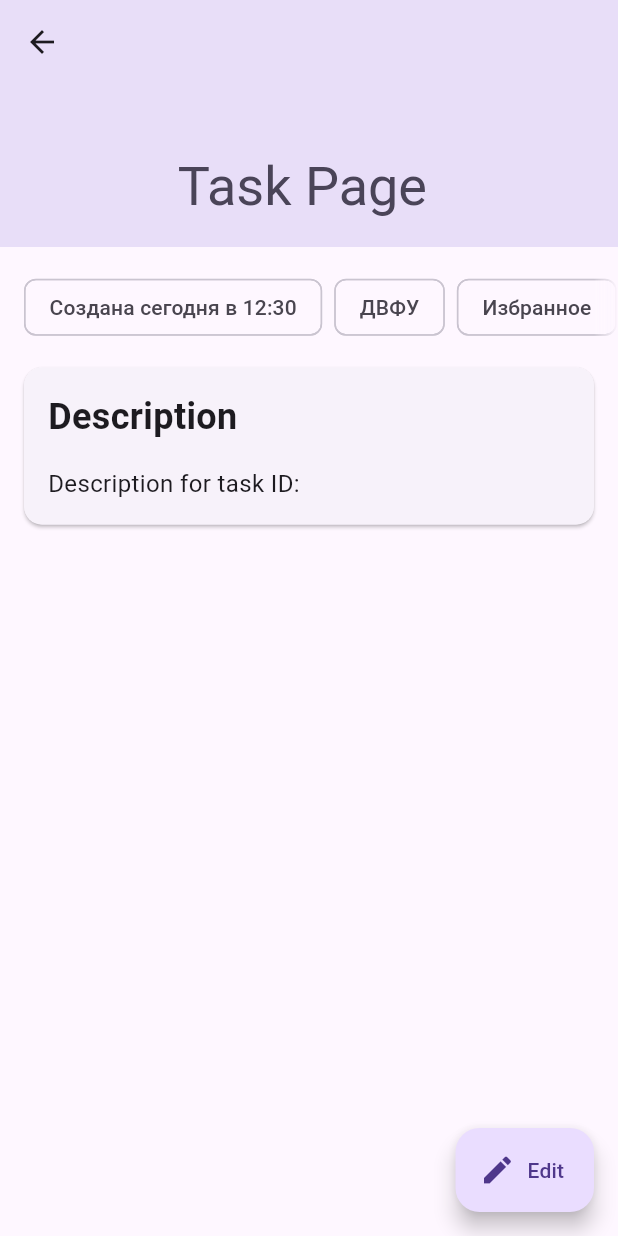
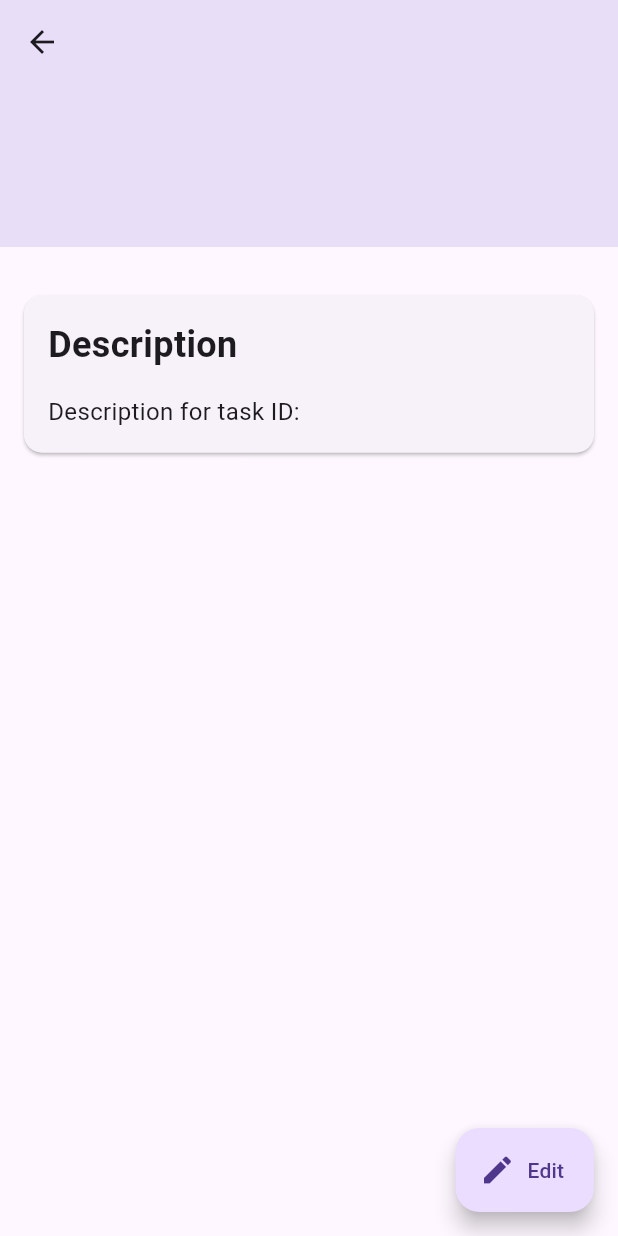
Before and after one commit to rn7cvj-dvfu/4-semester-mobile-development, a Flutter app: the TaskPage screen opened directly with empty values, on a phone screen of 412 x 824 dp. Run offline on Flutter 3.47's test engine with Material 3 defaults, Android fonts, the phone set to English and light mode, and no system bars; our stand-ins replace flutter_bloc, flutter_hooks, flutter_riverpod, freezed_annotation, hooks_riverpod, logger and 1 more; accounts and stored records are empty; generated files the repository leaves out were written again.

Commit message:
Update task navigation and repository

```diff
--- /dev/null
+++ b/i18n/en_US/chips_en.i18n.yaml
@@ -0,0 +1,4 @@
+favorite: Favorite
+completed: Completed
+uncompleted: Uncompleted
+created: Created
--- /dev/null
+++ b/i18n/ru_RU/chips_ru.i18n.yaml
@@ -0,0 +1,4 @@
+favorite: Избранное
+completed: Завершеная
+uncompleted: Незавершенная
+created: Созданна
--- a/lib/app.dart
+++ b/lib/app.dart
@@ -1,9 +1,9 @@
 import 'package:flutter/material.dart';
 
-import 'features/task/task_page/ui/page.dart';
 import 'navigation/router.dart';
 import 'navigation/routes.dart';
 import 'pages/all_categories/page.dart';
+import 'pages/task/page.dart';
 import 'pages/tasks/page.dart';
 
 class App extends StatelessWidget {
@@ -42,7 +42,8 @@ class _Navigator extends StatelessWidget {
           ),
         RoutesPath.task => MaterialPageRoute(
             builder: (_) => TaskPage(
-              taskId: settings.arguments as String,
+              taskId: (settings.arguments as List<String>).first,
+              taskName: (settings.arguments as List<String>).last,
             ),
           ),
         _ => throw Exception("Route not found: ${settings.name}"),
--- /dev/null
+++ b/lib/features/task/task_chip/bloc/bloc.dart
@@ -0,0 +1,22 @@
+import 'package:flutter_bloc/flutter_bloc.dart';
+
+import '../../../../repositories/tasks/interface.dart';
+import 'state.dart';
+
+class TaskChipsBloc extends Cubit<TaskChipsState> {
+  final TasksListRepository _tasksListRepository;
+
+  TaskChipsBloc(this._tasksListRepository)
+      : super(const TaskChipsState.loading());
+
+  Future<void> loadTaskChips(String taskId) async {
+    final task = await _tasksListRepository.getTask(taskId);
+
+    emit(TaskChipsState.loaded(
+      creationData: task.createdAt,
+      categoryName: 'Category',
+      isFavorite: task.isFavourite,
+      isCompleted: task.isCompleted,
+    ));
+  }
+}
--- /dev/null
+++ b/lib/features/task/task_discription/bloc/bloc.dart
@@ -0,0 +1,19 @@
+import 'package:flutter_bloc/flutter_bloc.dart';
+
+import '../../../../repositories/tasks/interface.dart';
+import 'state.dart';
+
+class TaskDiscriptionBloc extends Cubit<TaskDiscriptionState> {
+  final TasksListRepository _tasksListRepository;
+
+  TaskDiscriptionBloc(this._tasksListRepository)
+      : super(const TaskDiscriptionState.loading());
+
+  Future<void> loadDiscription(String taskId) async {
+    final task = await _tasksListRepository.getTask(taskId);
+
+    emit(TaskDiscriptionState.loaded(
+      description: task.description,
+    ));
+  }
+}
--- /dev/null
+++ b/lib/features/task/task_discription/bloc/state.dart
@@ -0,0 +1,12 @@
+import 'package:freezed_annotation/freezed_annotation.dart';
+
+part '../../../../.gen/features/task/task_discription/bloc/state.freezed.dart';
+
+@freezed
+class TaskDiscriptionState with _$TaskDiscriptionState {
+  const factory TaskDiscriptionState.loading() = _Loading;
+
+  const factory TaskDiscriptionState.loaded({
+    required String description,
+  }) = _Loaded;
+}
--- /dev/null
+++ b/lib/features/task/task_discription/ui/discription.dart
@@ -0,0 +1,46 @@
+import 'package:flutter/material.dart';
+import 'package:flutter_bloc/flutter_bloc.dart';
+import 'package:hooks_riverpod/hooks_riverpod.dart';
+
+import '../../../../.gen/i18n/strings.g.dart';
+import '../../../../provider/bloc.dart';
+import '../bloc/bloc.dart';
+import '../bloc/state.dart';
+
+class TaskDiscription extends ConsumerWidget {
+  const TaskDiscription({super.key});
+
+  @override
+  Widget build(BuildContext context, WidgetRef ref) {
+    final bloc = ref.watch(ProviderBloc.taskDiscription);
+
+    return BlocBuilder<TaskDiscriptionBloc, TaskDiscriptionState>(
+      bloc: bloc,
+      builder: (context, state) => Card(
+        margin: const EdgeInsets.symmetric(horizontal: 16),
+        child: Padding(
+          padding: const EdgeInsets.all(16),
+          child: Column(
+            crossAxisAlignment: CrossAxisAlignment.start,
+            children: [
+              Text(
+                t.tasks.description,
+                style: const TextStyle(
+                  fontSize: 24,
+                  fontWeight: FontWeight.bold,
+                ),
+              ),
+              const SizedBox(height: 16),
+              Text(
+                'Description for task ID: $taskId',
+                style: const TextStyle(
+                  fontSize: 16,
+                ),
+              ),
+            ],
+          ),
+        ),
+      ),
+    );
+  }
+}
--- a/lib/features/task/task_page/ui/page.dart
+++ /dev/null
@@ -1,114 +0,0 @@
-import 'dart:math';
-
-import 'package:flutter/material.dart';
-
-import '../../../../.gen/i18n/strings.g.dart';
-
-class TaskPage extends StatelessWidget {
-  const TaskPage({super.key, required this.taskId});
-
-  final String taskId;
-
-  @override
-  Widget build(BuildContext context) {
-    return Scaffold(
-      body: CustomScrollView(
-        slivers: [
-          SliverAppBar(
-            expandedHeight: min(200.0, MediaQuery.sizeOf(context).height / 5),
-            pinned: true,
-            flexibleSpace: FlexibleSpaceBar(
-              titlePadding: const EdgeInsets.only(bottom: 16),
-              centerTitle: true,
-              title: Text('Task Page $taskId',
-                  style: Theme.of(context).textTheme.headlineSmall?.copyWith(
-                        color:
-                            Theme.of(context).colorScheme.onSecondaryContainer,
-                      )),
-              background: Container(
-                color: Theme.of(context).colorScheme.secondaryContainer,
-              ),
-            ),
-          ),
-          SliverList(
-            delegate: SliverChildListDelegate(
-              [
-                const SizedBox(height: 16),
-                const TaskChips(),
-                const SizedBox(height: 16),
-                Card(
-                  margin: const EdgeInsets.symmetric(horizontal: 16),
-                  child: Padding(
-                    padding: const EdgeInsets.all(16),
-                    child: Column(
-                      crossAxisAlignment: CrossAxisAlignment.start,
-                      children: [
-                        Text(
-                          t.tasks.description,
-                          style: const TextStyle(
-                            fontSize: 24,
-                            fontWeight: FontWeight.bold,
-                          ),
-                        ),
-                        const SizedBox(height: 16),
-                        Text(
-                          'Description for task ID: $taskId',
-                          style: const TextStyle(
-                            fontSize: 16,
-                          ),
-                        ),
-                      ],
-                    ),
-                  ),
-                ),
-              ],
-            ),
-          ),
-        ],
-      ),
-      floatingActionButton: FloatingActionButton.extended(
-        onPressed: () {},
-        label: Text(t.common.edit),
-        icon: const Icon(Icons.edit),
-      ),
-    );
-  }
-}
-
-class TaskChips extends StatelessWidget {
-  const TaskChips({super.key});
-
-  @override
-  Widget build(BuildContext context) {
-    return ShaderMask(
-      shaderCallback: (Rect rect) => LinearGradient(
-        begin: Alignment.centerLeft,
-        end: Alignment.centerRight,
-        colors: [
-          Theme.of(context).colorScheme.secondaryContainer,
-          Colors.transparent,
-          Colors.transparent,
-          Theme.of(context).colorScheme.secondaryContainer,
-        ],
-        stops: [0.0, 16 / rect.width, 1 - 16 / rect.width, 1.0],
-      ).createShader(rect),
-      blendMode: BlendMode.dstOut,
-      child: const SingleChildScrollView(
-        scrollDirection: Axis.horizontal,
-        child: Row(
-          children: [
-            SizedBox(width: 16),
-            Chip(label: Text('Создана сегодня в 12:30')),
-            SizedBox(width: 8),
-            Chip(label: Text('ДВФУ')),
-            SizedBox(width: 8),
-            Chip(label: Text('Избранное')),
-            SizedBox(width: 8),
-            Chip(label: Text('Заверенная')),
-            SizedBox(width: 16),
-          ],
-        ),
-      ),
-    );
-  }
-}
--- a/lib/features/tasks/tasks_list/item/ui.dart
+++ b/lib/features/tasks/tasks_list/item/ui.dart
@@ -54,7 +54,10 @@ class TaskItem extends StatelessWidget {
           trailing: Icon(
             state.isFavourite ? Icons.star : Icons.star_border,
           ),
-          onTap: () => AppNavigator.openTaskPage(state.id),
+          onTap: () => AppNavigator.openTaskPage(
+            state.id,
+            state.title,
+          ),
         ),
       ),
     );
--- a/lib/navigation/navigator.dart
+++ b/lib/navigation/navigator.dart
@@ -20,10 +20,11 @@ final class AppNavigator {
 
   static void openTaskPage(
     String taskId,
+    String taskName,
   ) {
     Navigator.of(context).pushNamed(
       RoutesPath.task,
-      arguments: taskId,
+      arguments: [taskId, taskName],
     );
   }
 }
--- /dev/null
+++ b/lib/pages/task/page.dart
@@ -0,0 +1,70 @@
+import 'dart:math';
+
+import 'package:flutter/material.dart';
+import 'package:flutter_hooks/flutter_hooks.dart';
+import 'package:hooks_riverpod/hooks_riverpod.dart';
+
+import '../../../../.gen/i18n/strings.g.dart';
+import '../../features/task/task_chip/ui/chips.dart';
+import '../../features/task/task_discription/ui/discription.dart';
+import '../../provider/bloc.dart';
+
+class TaskPage extends HookConsumerWidget {
+  final String taskName;
+  final String taskId;
+
+  const TaskPage({
+    super.key,
+    required this.taskName,
+    required this.taskId,
+  });
+
+  @override
+  Widget build(BuildContext context, WidgetRef ref) {
+    final chipsBloc = ref.watch(ProviderBloc.taskChips);
+
+    useEffect(() {
+      chipsBloc.loadTaskChips(taskId);
+      return null;
+    });
+
+    return Scaffold(
+      body: CustomScrollView(
+        slivers: [
+          SliverAppBar(
+            expandedHeight: min(200.0, MediaQuery.sizeOf(context).height / 5),
+            pinned: true,
+            flexibleSpace: FlexibleSpaceBar(
+              titlePadding: const EdgeInsets.only(bottom: 16),
+              centerTitle: true,
+              title: Text(
+                taskName,
+                style: Theme.of(context).textTheme.headlineSmall?.copyWith(
+                      color: Theme.of(context).colorScheme.onSecondaryContainer,
+                    ),
+              ),
+              background: Container(
+                color: Theme.of(context).colorScheme.secondaryContainer,
+              ),
+            ),
+          ),
+          SliverList(
+            delegate: SliverChildListDelegate(
+              [
+                const SizedBox(height: 16),
+                const TaskChips(),
+                const SizedBox(height: 16),
+                const TaskDiscription(),
+              ],
+            ),
+          ),
+        ],
+      ),
+      floatingActionButton: FloatingActionButton.extended(
+        onPressed: () {},
+        label: Text(t.common.edit),
+        icon: const Icon(Icons.edit),
+      ),
+    );
+  }
+}
--- a/lib/provider/bloc.dart
+++ b/lib/provider/bloc.dart
@@ -3,6 +3,8 @@ import 'package:flutter_riverpod/flutter_riverpod.dart';
 import '../features/categories/categories_list/bloc/bloc.dart';
 import '../features/categories/edit_category/bloc/bloc.dart';
 import '../features/categories/new_category/bloc/bloc.dart';
+import '../features/task/task_chip/bloc/bloc.dart';
+import '../features/task/task_discription/bloc/bloc.dart';
 import '../features/tasks/new_task/bloc/bloc.dart';
 import '../features/tasks/tasks_filter/bloc/bloc.dart';
 import '../features/tasks/tasks_list/bloc/bloc.dart';
@@ -37,6 +39,18 @@ final class ProviderBloc {
     ),
   );
 
+  static final taskChips = Provider<TaskChipsBloc>(
+    (ref) => TaskChipsBloc(
+      ref.watch(ProviderRespository.tasksList),
+    ),
+  );
+
+  static final taskDiscription = Provider<TaskDiscriptionBloc>(
+    (ref) => TaskDiscriptionBloc(
+      ref.watch(ProviderRespository.tasksList),
+    ),
+  );
+
   static final newCategory = Provider<NewCategoryBloc>(
     (ref) => NewCategoryBloc(
       ref.watch(ProviderRespository.categoriesList),
--- a/lib/repositories/tasks/interface.dart
+++ b/lib/repositories/tasks/interface.dart
@@ -2,6 +2,8 @@ import 'model.dart';
 
 abstract class TasksListRepository {
   Future<List<TaskModel>> getTasks(String categoryId);
+
+  Future<TaskModel> getTask(String taskId);
 
   Future<void> addTask(
     String categoryId,
--- a/pubspec.yaml
+++ b/pubspec.yaml
@@ -36,6 +36,7 @@ dependencies:
   uuid: ^4.4.0
   shared_preferences: ^2.2.3
 
+
 dev_dependencies:
   flutter_test:
     sdk: flutter
```
Also changed, not shown: lib/features/task/task_chip/bloc/state.dart (added, +15 -0 lines), lib/features/task/task_chip/ui/chips.dart (added, +89 -0 lines), lib/repositories/tasks/repository.dart (+10 -0 lines), lib/.gen/i18n/strings.g.dart.
